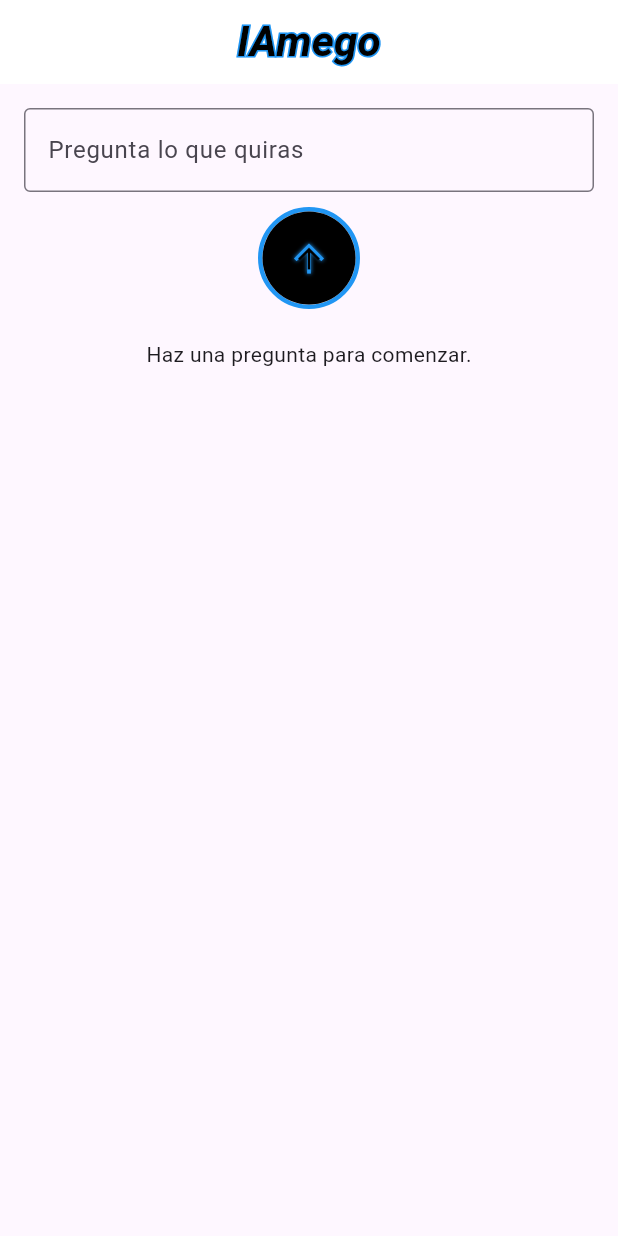
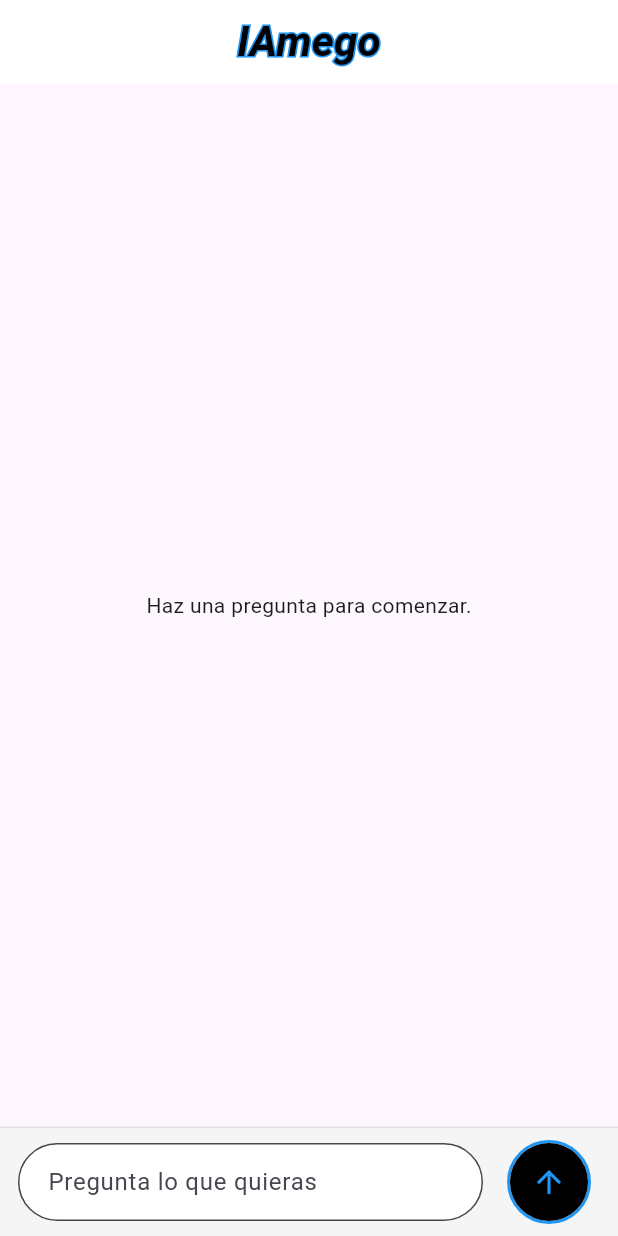
Before and after one commit to jholian10/CHAP_IA_0.0.1, a Flutter app: the screen it shows after launch, after a tap on the "arrow upward" icon, on a phone screen of 412 x 824 dp. Run offline on Flutter 3.47's test engine with Material 3 defaults, Android fonts, the phone set to English and light mode, and no system bars; our stand-ins replace flutter_bloc.

Commit message:
ago. mejoras en el diseño de mi vista

```diff
--- a/chap_ia_001/lib/views/chat_page.dart
+++ b/chap_ia_001/lib/views/chat_page.dart
@@ -15,7 +15,6 @@
 
 class _ChatPageState extends State<ChatPage> {
   final TextEditingController _controller = TextEditingController();
-  String? lastAnswer;
 
   @override
   Widget build(BuildContext context) {
@@ -37,7 +36,6 @@
                   ..color = Colors.blue,
               ),
             ),
-
             Text(
               'IAmego',
               style: TextStyle(
@@ -50,69 +48,19 @@
           ],
         ),
       ),
-
-      body: Padding(
-        padding: const EdgeInsets.all(16.0),
+      body: SafeArea(
         child: Column(
           children: [
-            TextField(
-              controller: _controller,
-              decoration: InputDecoration(
-                hintText: "Pregunta lo que quiras",
-                border: OutlineInputBorder(),
-              ),
-            ),
-            SizedBox(height: 10),
-            Container(
-              decoration: BoxDecoration(
-                shape: BoxShape.circle,
-                border: Border.all(color: Colors.blue, width: 3),
-              ),
-              child: ElevatedButton(
-                onPressed: () {
-                  final pregunta = _controller.text.trim();
-                  if (pregunta.isNotEmpty) {
-                    context.read<ChatBloc>().add(SendMessageEvent(pregunta));
-                    _controller.clear();
-                  }
-                },
-                style: ElevatedButton.styleFrom(
-                  shape: const CircleBorder(),
-                  padding: const EdgeInsets.all(16),
-                  backgroundColor: Colors.black,
-                  foregroundColor: Colors.white,
-                  elevation: 0,
-                ),
-                child: Stack(
-                  alignment: Alignment.center,
-                  children: [
-                    Icon(
-                      Icons.arrow_upward,
-                      size: 30,
-                      color: Colors.blue,
-                      shadows: [
-                        Shadow(
-                          blurRadius: 3,
-                          color: Colors.blue,
-                          offset: Offset(0, 0),
-                        ),
-                      ],
-                    ),
-
-                    Icon(Icons.arrow_upward, size: 22, color: Colors.black),
-                  ],
-                ),
-              ),
-            ),
-
-            SizedBox(height: 20),
             Expanded(
+              child: Padding(
+                padding: const EdgeInsets.symmetric(horizontal: 16.0),
                 child: BlocBuilder<ChatBloc, ChatState>(
                   builder: (context, state) {
                     if (state is ChatLoading) {
                       return LoadingView();
                     } else if (state is ChatSuccess) {
                       return SingleChildScrollView(
+                        reverse: true,
                         child: Text(
                           state.response,
                           style: TextStyle(fontSize: 16),
@@ -131,9 +79,72 @@
                         },
                       );
                     } else {
-                    return Text("Haz una pregunta para comenzar.");
+                      return Center(
+                        child: Text("Haz una pregunta para comenzar."),
+                      );
                     }
                   },
+                ),
+              ),
+            ),
+
+            // Barra de entrada abajo
+            Container(
+              padding: const EdgeInsets.symmetric(horizontal: 12, vertical: 8),
+              decoration: BoxDecoration(
+                color: Colors.grey.shade100,
+                border: Border(top: BorderSide(color: Colors.grey.shade300)),
+              ),
+              child: Row(
+                children: [
+                  Expanded(
+                    child: TextField(
+                      controller: _controller,
+                      decoration: InputDecoration(
+                        contentPadding: EdgeInsets.symmetric(
+                          horizontal: 16,
+                          vertical: 14,
+                        ),
+                        hintText: "Pregunta lo que quieras",
+                        border: OutlineInputBorder(
+                          borderRadius: BorderRadius.circular(30),
+                        ),
+                        filled: true,
+                        fillColor: Colors.white,
+                      ),
+                    ),
+                  ),
+                  const SizedBox(width: 10),
+                  Container(
+                    decoration: BoxDecoration(
+                      shape: BoxShape.circle,
+                      border: Border.all(color: Colors.blue, width: 2),
+                    ),
+                    child: ElevatedButton(
+                      onPressed: () {
+                        final pregunta = _controller.text.trim();
+                        if (pregunta.isNotEmpty) {
+                          context.read<ChatBloc>().add(
+                            SendMessageEvent(pregunta),
+                          );
+                          _controller.clear();
+                          FocusScope.of(context).unfocus(); // Oculta el teclado
+                        }
+                      },
+                      style: ElevatedButton.styleFrom(
+                        shape: CircleBorder(),
+                        padding: EdgeInsets.all(14),
+                        backgroundColor: Colors.black,
+                        elevation: 0,
+                      ),
+                      child: Icon(
+                        Icons.arrow_upward,
+                        size: 24,
+                        color: Colors.blue,
+                      ),
+                    ),
+                  ),
+                ],
               ),
             ),
           ],
--- a/chap_ia_001/lib/views/data/openai_service.dart
+++ b/chap_ia_001/lib/views/data/openai_service.dart
@@ -7,7 +7,7 @@
 
   Future<String> sendMessage(String message) async {
     final response = await http.post(
-      Uri.parse("https://api.openai.com/v1/chat/completions"), // peticion http
+      Uri.parse("https://api.openai.com/v1/chat/completions"),
       headers: {
         "Content-Type": "application/json",
         "Authorization": "Bearer $_apiKey",
```
Lines whose indentation alone changed are shown as unchanged.
